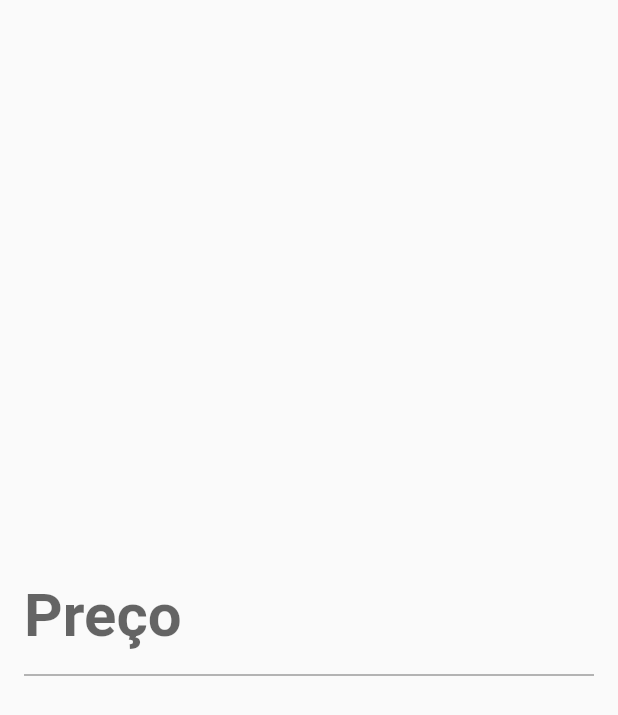
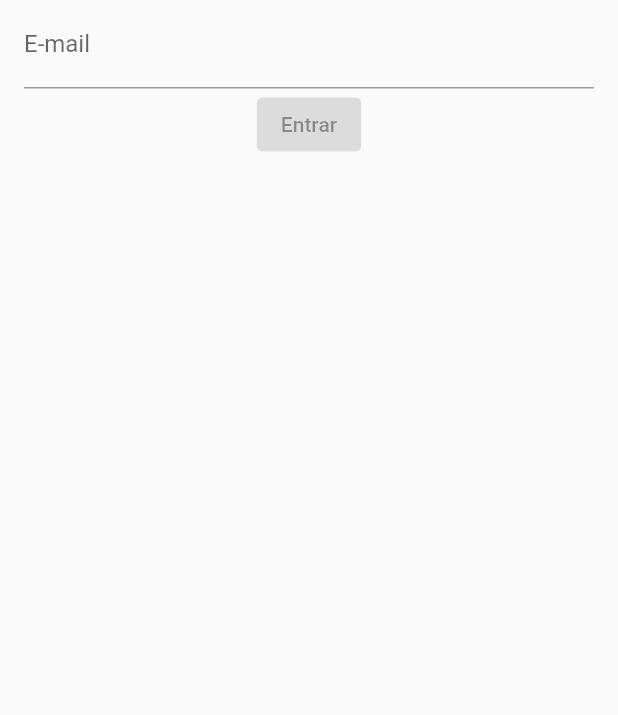
Before and after one commit to romulowisemind/todo_list, a Flutter app: the screen it shows after launch, on a phone screen of 412 x 824 dp. Shown: the top 715 px of the screen. Run offline on Flutter 3.47's test engine with Material 2 defaults, Android fonts, the phone set to English and light mode, and no system bars.

Commit message:
Adicionando todo_list_page

```diff
--- a/lib/main.dart
+++ b/lib/main.dart
@@ -10,7 +10,7 @@ class MyApp extends StatelessWidget {
 
   @override
   Widget build(BuildContext context) {
-    return const MaterialApp(
+    return MaterialApp(
       home: TodoListPage(),
     );
   }
--- a/lib/pages/todo_list_page.dart
+++ b/lib/pages/todo_list_page.dart
@@ -1,33 +1,29 @@
 import 'package:flutter/material.dart';
 
 class TodoListPage extends StatelessWidget {
-  const TodoListPage({Key? key}) : super(key: key);
-//
+  TodoListPage({Key? key}) : super(key: key);
+
+  final TextEditingController emailController = TextEditingController();
+
   @override
   Widget build(BuildContext context) {
-    return const Scaffold(
-      //centralizar
+    return Scaffold(
       body: Center(
         child: Padding(
           padding: const EdgeInsets.symmetric(horizontal: 16),
-          child: TextField(
-            decoration: InputDecoration(
-              labelText: 'Preço',
-              hintText: 'exemplo@exemplo.com',
-              //border: InputBorder.none,
-              errorText: null,
-              prefixText: 'R\$ ',
-              suffixText: 'cm',
-              labelStyle: TextStyle(
-                fontSize: 40,
+          child: Column(
+            children: [
+              TextField(
+                controller: emailController,
+                decoration: const InputDecoration(
+                  labelText: 'E-mail',
+                ),
               ),
-            ),
-            //obscureText: true,
-            keyboardType: TextInputType.emailAddress,
-            style: TextStyle(
-              fontWeight: FontWeight.w700,
-              color: Colors.purple,
-            ),
+               const ElevatedButton(
+                onPressed: null,
+                child: Text('Entrar'),
+              ),
+            ],
           ),
         ),
       ),
```
